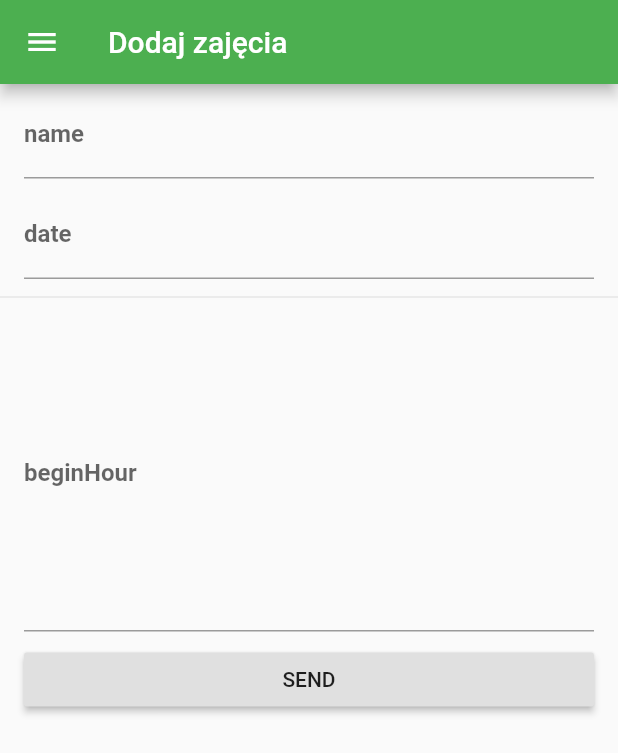
After one commit to wiktoriasobczyk/Planner, a Flutter app: the AddLessonScreen screen opened directly, on a phone screen of 412 x 824 dp. The commit adds this screen. Shown: the top 753 px of the screen. Run offline on Flutter 3.47's test engine with Material 2 defaults, Android fonts, the phone set to English and light mode, and no system bars; our stand-ins replace flutter_login, font_awesome_flutter.

Commit message:
add lesson screen WIP

```diff
--- /dev/null
+++ b/timetable_schedule_app/lib/src/addLessonScreen/view/addLesson.dart
@@ -0,0 +1,75 @@
+import 'package:flutter/material.dart';
+import 'package:timetable_schedule_app/src/drawer/view/drawerApp.dart';
+
+
+class AddLessonScreen extends StatefulWidget {
+  @override
+  _AddLessonScreenState createState() => _AddLessonScreenState();
+}
+
+class _AddLessonScreenState extends State<AddLessonScreen> {
+  String name = "";
+  String date = "";
+  String beginHour = "";
+  String endingHour = "";
+  String teacher = "";
+  String place = "";
+  final key = GlobalKey<FormState>();
+  @override
+  Widget build(BuildContext context) {
+    return Scaffold(
+      appBar: AppBar(
+        title: Text("Dodaj zajęcia"),
+      ),
+      drawer: DrawerApp(),
+      body: SingleChildScrollView(
+        child: Form(
+          key: key,
+          child: Column(children: <Widget>[
+            ListTile(
+              title: TextFormField(
+                onSaved: (value) => name = value,
+                decoration: InputDecoration(
+                  labelText: 'name',
+                  labelStyle: TextStyle(fontWeight: FontWeight.bold),
+                ),
+              ),
+            ),
+            ListTile(
+              title: TextFormField(
+                onSaved: (value) => date = value,
+                decoration: InputDecoration(
+                  labelText: 'date',
+                  labelStyle: TextStyle(fontWeight: FontWeight.bold),
+                ),
+              ),
+            ),
+            Divider(),
+            ListTile(
+              title: TextFormField(
+                onSaved: (value) => beginHour = value,
+                decoration: InputDecoration(
+                  labelText: 'beginHour',
+                  labelStyle: TextStyle(fontWeight: FontWeight.bold),
+                ),
+                maxLines: 9,
+              ),
+            ),
+            ListTile(
+              title: RaisedButton(
+                child: Text('SEND'),
+                onPressed: () {
+                  this.key.currentState.save();
+
+                  // Message message = Message(subject, body);
+
+                  // Navigator.pop(context, message);
+                },
+              ),
+            )
+          ]),
+        ),
+      ),
+    );
+  }
+}
--- a/timetable_schedule_app/lib/src/weekScreen/view/weekPlanScreen.dart
+++ b/timetable_schedule_app/lib/src/weekScreen/view/weekPlanScreen.dart
@@ -1,6 +1,6 @@
 import 'package:flutter/material.dart';
 // import 'package:timetable_schedule_app/src/graphqlTest/controller.dart';
-import 'package:font_awesome_flutter/font_awesome_flutter.dart';
+// import 'package:font_awesome_flutter/font_awesome_flutter.dart';
 import 'package:timetable_schedule_app/src/drawer/view.dart';
 
 class WeekPlanScreen extends StatefulWidget {
```
Also changed, not shown: timetable_schedule_app/lib/src/drawer/view/drawerApp.dart (+31 -2 lines), timetable_schedule_app/lib/src/addLessonScreen/controller.dart (added), timetable_schedule_app/lib/src/addLessonScreen/model.dart (added), timetable_schedule_app/lib/src/addLessonScreen/view.dart (added).
